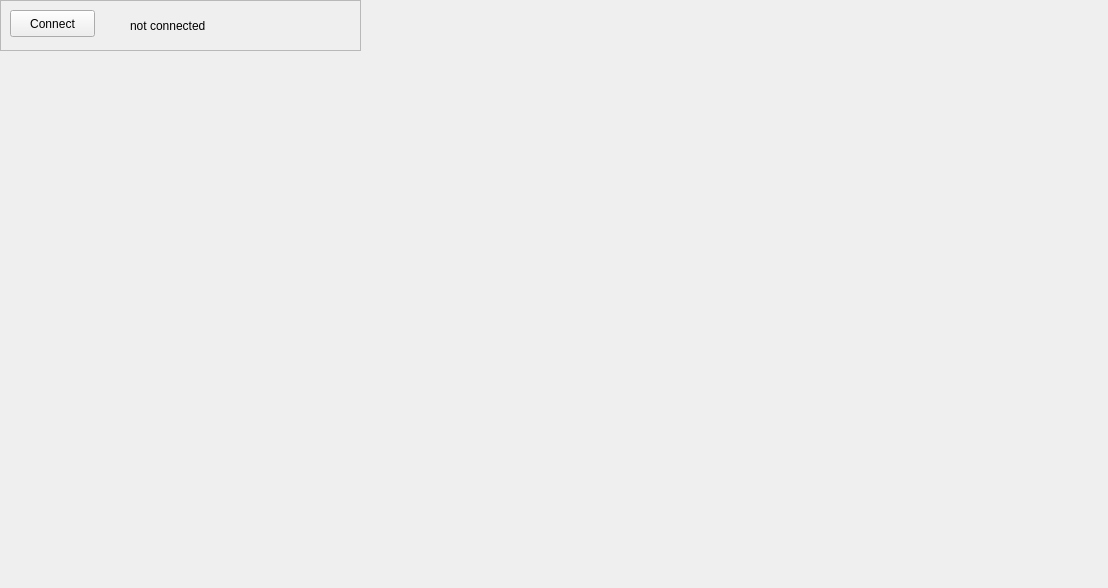
The window that Code/iplanpy.ui (Peacecake/ITT-Abschlussprojekt) describes before a commit, drawn with Qt 5.
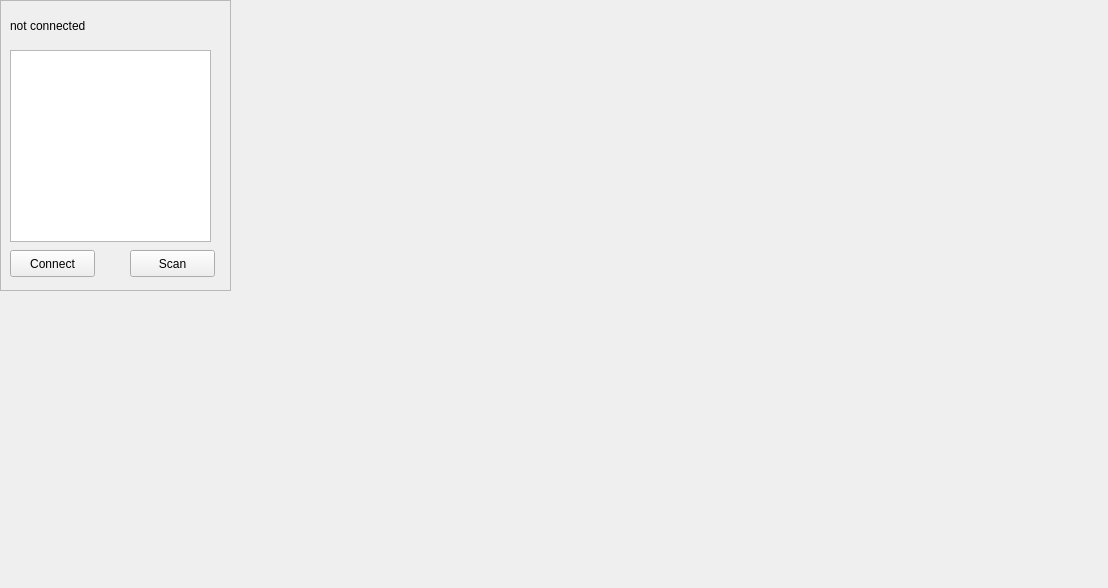
The same window after the commit.

Commit message: connection more flexible

```diff
--- a/Code/iplanpy.ui
+++ b/Code/iplanpy.ui
@@ -18,8 +18,8 @@
     <rect>
      <x>0</x>
      <y>0</y>
-     <width>361</width>
-     <height>51</height>
+     <width>231</width>
+     <height>291</height>
     </rect>
    </property>
    <property name="frameShape">
@@ -32,7 +32,7 @@
     <property name="geometry">
      <rect>
       <x>10</x>
-      <y>10</y>
+      <y>250</y>
       <width>85</width>
       <height>27</height>
      </rect>
@@ -44,9 +44,9 @@
    <widget class="QLabel" name="lbl_wiimote_address">
     <property name="geometry">
      <rect>
-      <x>130</x>
+      <x>10</x>
       <y>10</y>
-      <width>221</width>
+      <width>201</width>
       <height>31</height>
      </rect>
     </property>
@@ -54,6 +54,29 @@
      <string>not connected</string>
     </property>
    </widget>
+   <widget class="QListWidget" name="list_available_wiimotes">
+    <property name="geometry">
+     <rect>
+      <x>10</x>
+      <y>50</y>
+      <width>201</width>
+      <height>192</height>
+     </rect>
+    </property>
+   </widget>
+   <widget class="QPushButton" name="btn_scan_wiimotes">
+    <property name="geometry">
+     <rect>
+      <x>130</x>
+      <y>250</y>
+      <width>85</width>
+      <height>27</height>
+     </rect>
+    </property>
+    <property name="text">
+     <string>Scan</string>
+    </property>
+   </widget>
   </widget>
  </widget>
  <resources/>
```
The commit also changes 1 other file.
